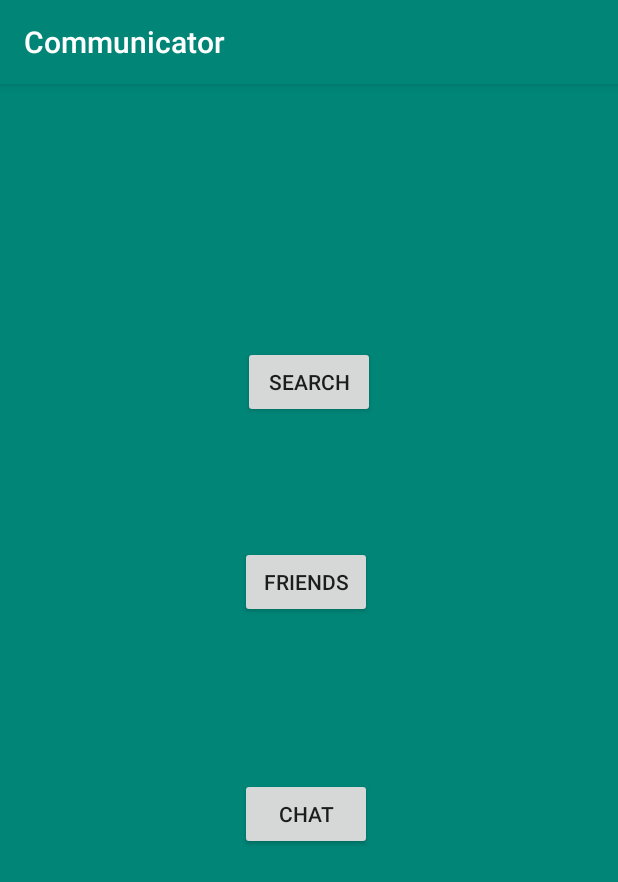
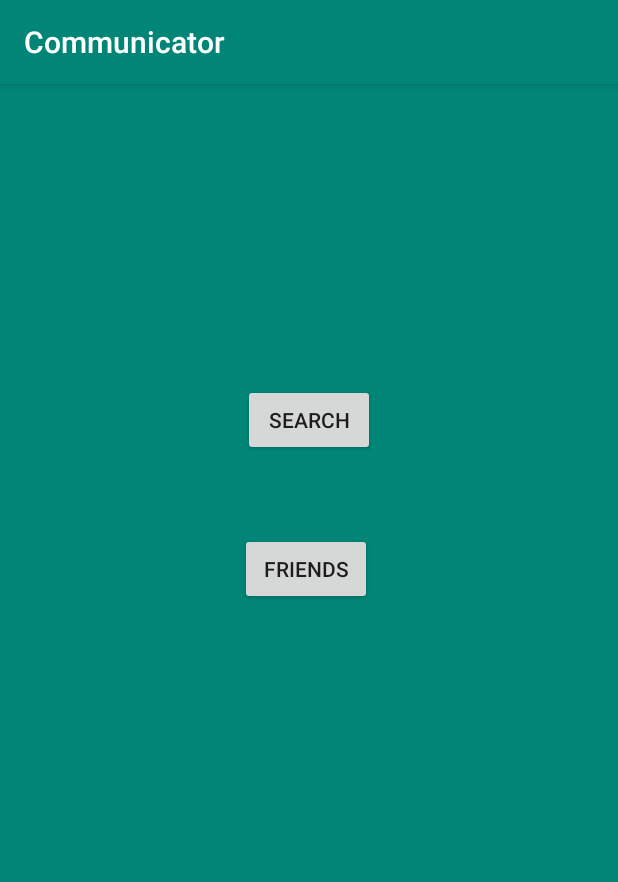
Before and after one commit to ArsenEloglian/AdvanceProgrammingTechniques_1920, an Android app: the MainActivity screen opened directly, with no data from a screen before it, on a phone screen of 412 x 824 dp. Shown: the top 882 px of the screen. Run offline under Robolectric (Android 15) with nearby library versions, the light colour scheme and no system bars; our stand-ins replace Firebase (no records; nobody signed in at launch, a user with empty details on screens opened directly).

Commit message:
delete chat button

```diff
--- a/AndroidCommunicator/Communicator/app/src/main/java/pl/lodz/uni/math/advanded/programming/project/communicator/MainActivity.java
+++ b/AndroidCommunicator/Communicator/app/src/main/java/pl/lodz/uni/math/advanded/programming/project/communicator/MainActivity.java
@@ -17,7 +17,6 @@ public class MainActivity extends AppCompatActivity {
 
     private Button searchButton;
     private Button friendsButton;
-    private Button chatButton;
     private FirebaseDatabase firebaseDatabase;
     private FirebaseUser firebaseUser;
     private FirebaseAuth firebaseAuth;
@@ -42,7 +41,7 @@ public class MainActivity extends AppCompatActivity {
             }
         });
 
-        chatButton.setOnClickListener(new View.OnClickListener() {
+        friendsButton.setOnClickListener(new View.OnClickListener() {
             @Override
             public void onClick(View view) {
                 Intent intent = new Intent(MainActivity.this, ChatListActivity.class);
@@ -55,6 +54,5 @@ public class MainActivity extends AppCompatActivity {
     private void init() {
         searchButton = findViewById(R.id.searchButton);
         friendsButton = findViewById(R.id.friendsButton);
-        chatButton = findViewById(R.id.chatButton);
     }
 }
--- a/AndroidCommunicator/Communicator/app/src/main/res/layout/activity_main.xml
+++ b/AndroidCommunicator/Communicator/app/src/main/res/layout/activity_main.xml
@@ -32,22 +32,9 @@
         android:layout_marginEnd="164dp"
         android:layout_marginBottom="53dp"
         android:text="Friends"
-        app:layout_constraintBottom_toTopOf="@+id/chatButton"
         app:layout_constraintEnd_toEndOf="parent"
         app:layout_constraintStart_toStartOf="parent"
         app:layout_constraintTop_toBottomOf="@+id/searchButton" />
 
-    <Button
-        android:id="@+id/chatButton"
-        android:layout_width="wrap_content"
-        android:layout_height="wrap_content"
-        android:layout_marginStart="159dp"
-        android:layout_marginTop="53dp"
-        android:layout_marginEnd="164dp"
-        android:layout_marginBottom="283dp"
-        android:text="Chat"
-        app:layout_constraintBottom_toBottomOf="parent"
-        app:layout_constraintEnd_toEndOf="parent"
-        app:layout_constraintStart_toStartOf="parent"
-        app:layout_constraintTop_toBottomOf="@+id/friendsButton" />
+
 </androidx.constraintlayout.widget.ConstraintLayout>
```
